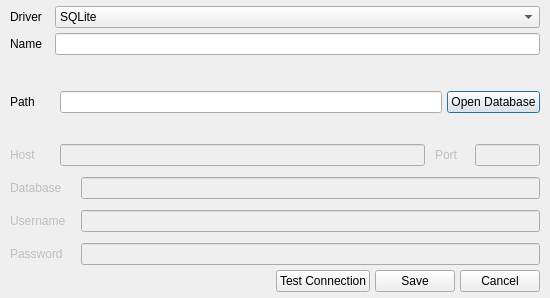
Qt form db-gui2/connection_dialog.ui (hehaowen00/experiments) before a commit.
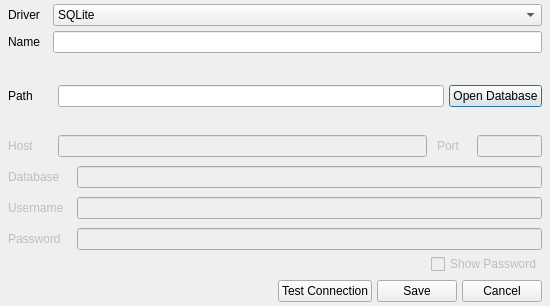
The same form after that commit.

The edit to the form file:
```diff
--- a/db-gui2/connection_dialog.ui
+++ b/db-gui2/connection_dialog.ui
@@ -7,7 +7,7 @@
     <x>0</x>
     <y>0</y>
     <width>550</width>
-    <height>298</height>
+    <height>306</height>
    </rect>
   </property>
   <property name="sizePolicy">
@@ -33,22 +33,34 @@
   </property>
   <layout class="QGridLayout" name="gridLayout_3">
    <property name="leftMargin">
-    <number>10</number>
+    <number>0</number>
    </property>
    <property name="topMargin">
-    <number>6</number>
+    <number>0</number>
    </property>
    <property name="rightMargin">
-    <number>10</number>
+    <number>0</number>
    </property>
    <property name="bottomMargin">
-    <number>6</number>
+    <number>0</number>
    </property>
    <item row="0" column="0">
     <layout class="QVBoxLayout" name="verticalLayout_3">
      <property name="spacing">
       <number>0</number>
      </property>
+     <property name="leftMargin">
+      <number>8</number>
+     </property>
+     <property name="topMargin">
+      <number>4</number>
+     </property>
+     <property name="rightMargin">
+      <number>8</number>
+     </property>
+     <property name="bottomMargin">
+      <number>4</number>
+     </property>
      <item>
       <layout class="QHBoxLayout" name="driverLayout">
        <property name="bottomMargin">
@@ -207,6 +219,9 @@
         </property>
         <item row="0" column="0">
          <layout class="QVBoxLayout" name="verticalLayout_2">
+          <property name="spacing">
+           <number>4</number>
+          </property>
           <item>
            <layout class="QHBoxLayout" name="hostLayout">
             <property name="spacing">
@@ -349,7 +364,7 @@
           <item>
            <layout class="QHBoxLayout" name="passwordLayout">
             <property name="bottomMargin">
-             <number>5</number>
+             <number>0</number>
             </property>
             <item>
              <widget class="QLabel" name="label_3">
@@ -371,7 +386,41 @@
              </widget>
             </item>
             <item>
-             <widget class="QLineEdit" name="passwordInput"/>
+             <widget class="QLineEdit" name="passwordInput">
+              <property name="echoMode">
+               <enum>QLineEdit::EchoMode::PasswordEchoOnEdit</enum>
+              </property>
+             </widget>
+            </item>
+           </layout>
+          </item>
+          <item>
+           <layout class="QHBoxLayout" name="horizontalLayout">
+            <property name="bottomMargin">
+             <number>6</number>
+            </property>
+            <item>
+             <spacer name="horizontalSpacer_2">
+              <property name="orientation">
+               <enum>Qt::Orientation::Horizontal</enum>
+              </property>
+              <property name="sizeType">
+               <enum>QSizePolicy::Policy::Expanding</enum>
+              </property>
+              <property name="sizeHint" stdset="0">
+               <size>
+                <width>65</width>
+                <height>20</height>
+               </size>
+              </property>
+             </spacer>
+            </item>
+            <item>
+             <widget class="QCheckBox" name="checkBox">
+              <property name="text">
+               <string>Show Password</string>
+              </property>
+             </widget>
             </item>
            </layout>
           </item>
```
